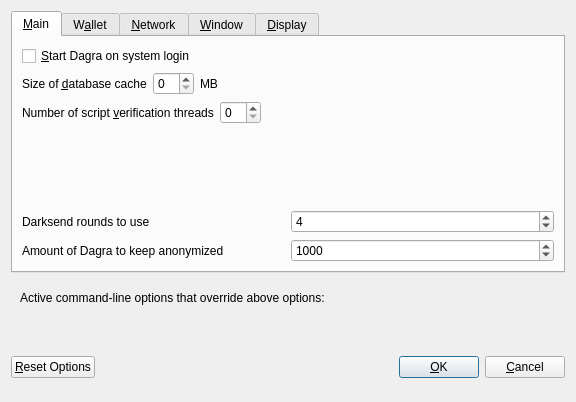
First picture: the form in src/qt/forms/optionsdialog.ui, repository gooddeedcoin/gdc3, before the edit.
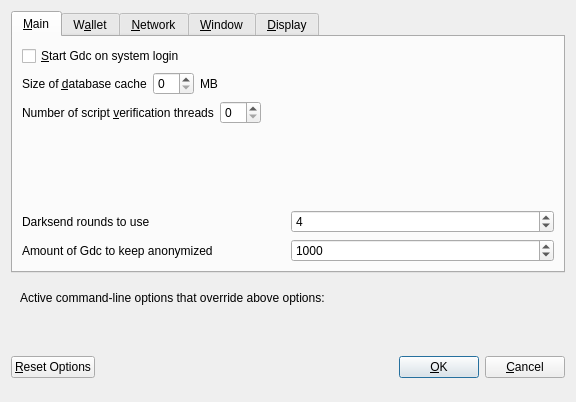
Second picture: the form after the edit. Custom widgets are drawn as their Qt base class.

The edit to the form file:
```diff
--- a/src/qt/forms/optionsdialog.ui
+++ b/src/qt/forms/optionsdialog.ui
@@ -33,7 +33,7 @@
           <string>Automatically start Dagra after logging in to the system.</string>
          </property>
          <property name="text">
-          <string>&amp;Start Dagra on system login</string>
+          <string>&amp;Start Gdc on system login</string>
          </property>
         </widget>
        </item>
@@ -177,7 +177,7 @@
             <string notr="true"/>
            </property>
            <property name="text">
-            <string>Amount of Dagra to keep anonymized</string>
+            <string>Amount of Gdc to keep anonymized</string>
            </property>
           </widget>
          </item>
```
Left out of the diff: 10 changed lines with no effect on the pictures.
